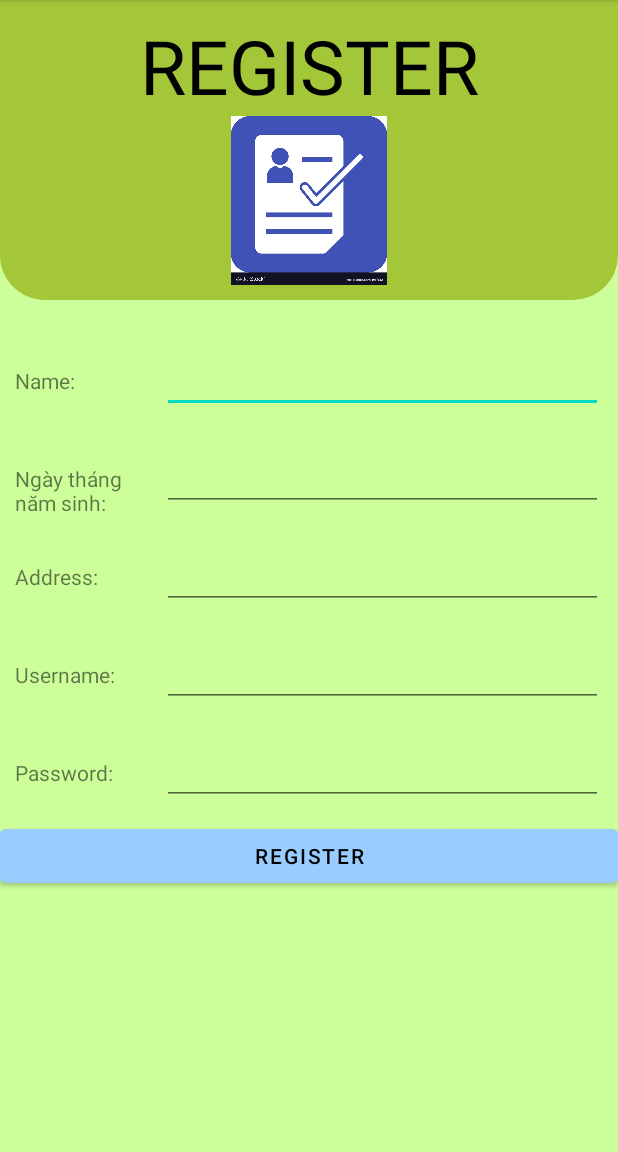
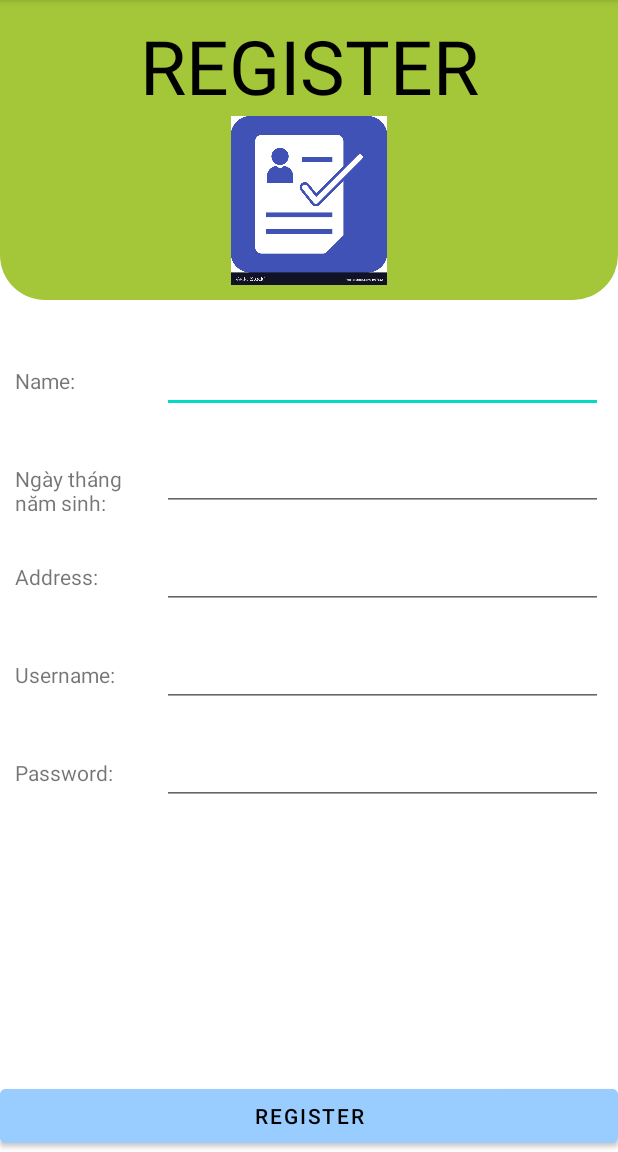
Before and after one commit to NHHNam/driver-assistant, an Android app: the Register screen opened directly, with no data from a screen before it, on a phone screen of 412 x 824 dp, the part 84-1236 px from its top. Run offline under Robolectric (Android 15) with nearby library versions, the phone set to English and light mode, and no system bars.

Commit message:
drier-assistant

```diff
--- a/app/src/main/AndroidManifest.xml
+++ b/app/src/main/AndroidManifest.xml
@@ -22,11 +22,7 @@
 
         <!-- Home activity -->
         <activity android:name=".Home.Welcome" android:theme="@style/Theme.Design.Light.NoActionBar">
-            <intent-filter>
-                <action android:name="android.intent.action.MAIN" />
 
-                <category android:name="android.intent.category.LAUNCHER" />
-            </intent-filter>
         </activity>
 
         <activity android:name=".Home.Home"/>
@@ -35,7 +31,11 @@
 
         <!-- Login activity -->
         <activity android:name=".Login.Login">
+            <intent-filter>
+                <action android:name="android.intent.action.MAIN" />
 
+                <category android:name="android.intent.category.LAUNCHER" />
+            </intent-filter>
         </activity>
 
         <activity android:name=".Login.Register" />
--- a/app/src/main/res/layout/login_register.xml
+++ b/app/src/main/res/layout/login_register.xml
@@ -3,8 +3,7 @@
     xmlns:tools="http://schemas.android.com/tools"
     android:layout_width="match_parent"
     android:layout_height="match_parent"
-    android:orientation="vertical"
-    android:background="@color/green_white">
+    android:orientation="vertical">
 
     <LinearLayout
         android:layout_width="match_parent"
@@ -113,6 +112,12 @@
             android:layout_weight="1"/>
     </LinearLayout>
 
+    <LinearLayout
+        android:layout_width="match_parent"
+        android:layout_weight="1"
+        android:layout_height="0dp"
+        android:gravity="bottom"
+        android:orientation="vertical">
         <Button
             android:id="@+id/btn_register"
             android:backgroundTint="@color/light_blue"
@@ -120,5 +125,7 @@
             android:textColor="@color/black"
             android:layout_height="wrap_content"
             android:text="REGISTER"/>
+    </LinearLayout>
+
 
 </LinearLayout>
```
Lines whose indentation alone changed are shown as unchanged.
